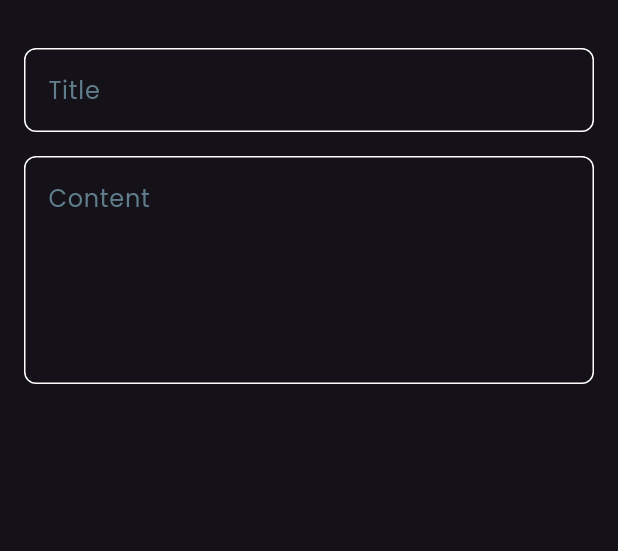
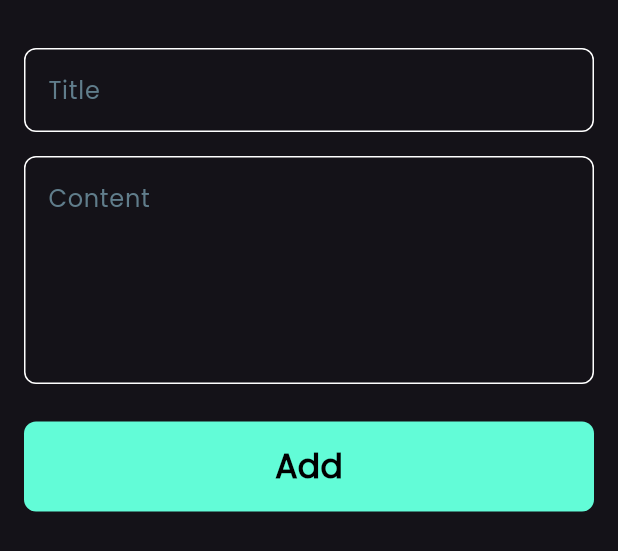
Before and after one commit to emansobhey/Notes_App, a Flutter app: the AddNoteBottomSheet widget shown alone on an empty page, opened directly, on a phone screen of 412 x 824 dp. Shown: the top 551 px of the screen. Run offline on Flutter 3.47's test engine with Material 3 defaults, Android fonts, the phone set to English and light mode, and no system bars.

Commit message:
finshNoteBotton

```diff
--- a/lib/widgets/AddNoteBottomSheet.dart
+++ b/lib/widgets/AddNoteBottomSheet.dart
@@ -1,4 +1,5 @@
 import 'package:flutter/material.dart';
+import 'package:note/widgets/customer_button.dart';
 import 'package:note/widgets/customer_textFiles.dart';
 
 class AddNoteBottomSheet extends StatelessWidget {
@@ -8,6 +9,7 @@ class AddNoteBottomSheet extends StatelessWidget {
   Widget build(BuildContext context) {
     return Padding(
       padding: const EdgeInsets.symmetric(horizontal: 16),
+      child: SingleChildScrollView(
         child: Column(
           children: [
             const SizedBox(
@@ -23,7 +25,17 @@ class AddNoteBottomSheet extends StatelessWidget {
               hintText: 'Content',
               MaxLines: 5,
             ),
+            SizedBox(
+              height: 25,
+            ),
+            CustomButon(
+              text: 'Add',
+            ),
+            SizedBox(
+              height: 25,
+            ),
           ],
+        ),
       ),
     );
   }
--- /dev/null
+++ b/lib/widgets/customer_button.dart
@@ -0,0 +1,30 @@
+import 'package:flutter/material.dart';
+import 'package:note/const.dart';
+
+class CustomButon extends StatelessWidget {
+  CustomButon({this.onTap, required this.text});
+  VoidCallback? onTap;
+  String text;
+  @override
+  Widget build(BuildContext context) {
+    return GestureDetector(
+      onTap: onTap,
+      child: Container(
+        decoration: BoxDecoration(
+          color: kPrimaryColor,
+          borderRadius: BorderRadius.circular(8),
+        ),
+        width: MediaQuery.of(context).size.width,
+        height: 60,
+        child: Center(
+          child: Text(
+            text,
+            style: TextStyle(
+              color: Colors.black,
+              fontSize: 22, fontWeight: FontWeight.bold),
+          ),
+        ),
+      ),
+    );
+  }
+}
```
Lines whose indentation alone changed are shown as unchanged.
